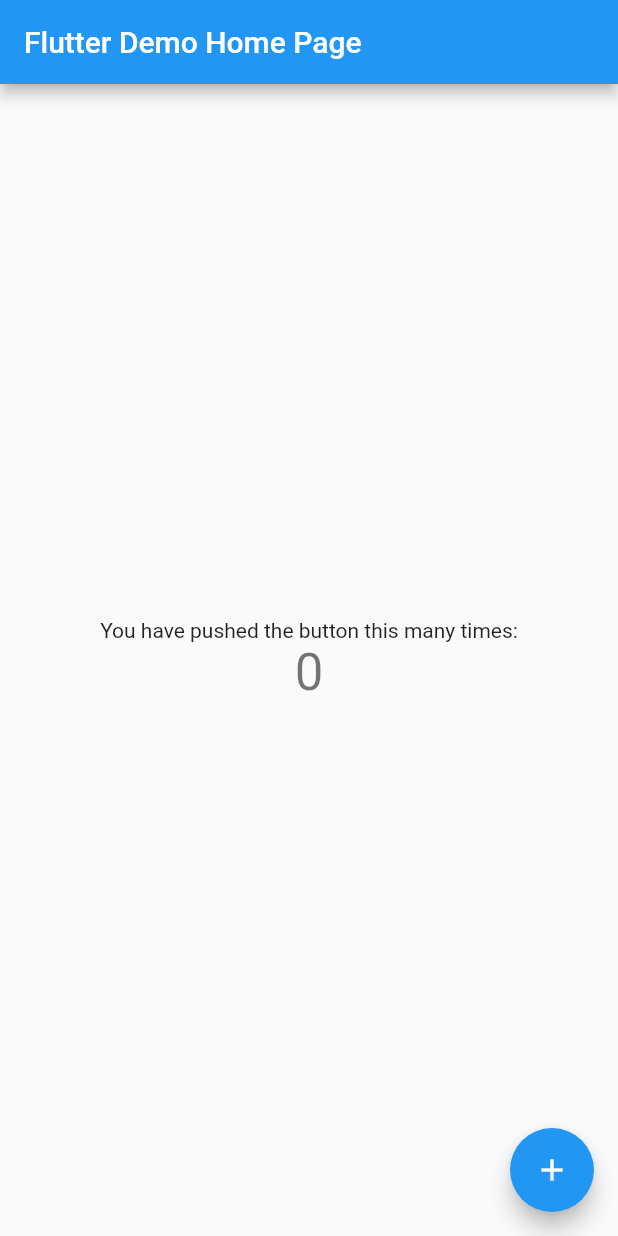
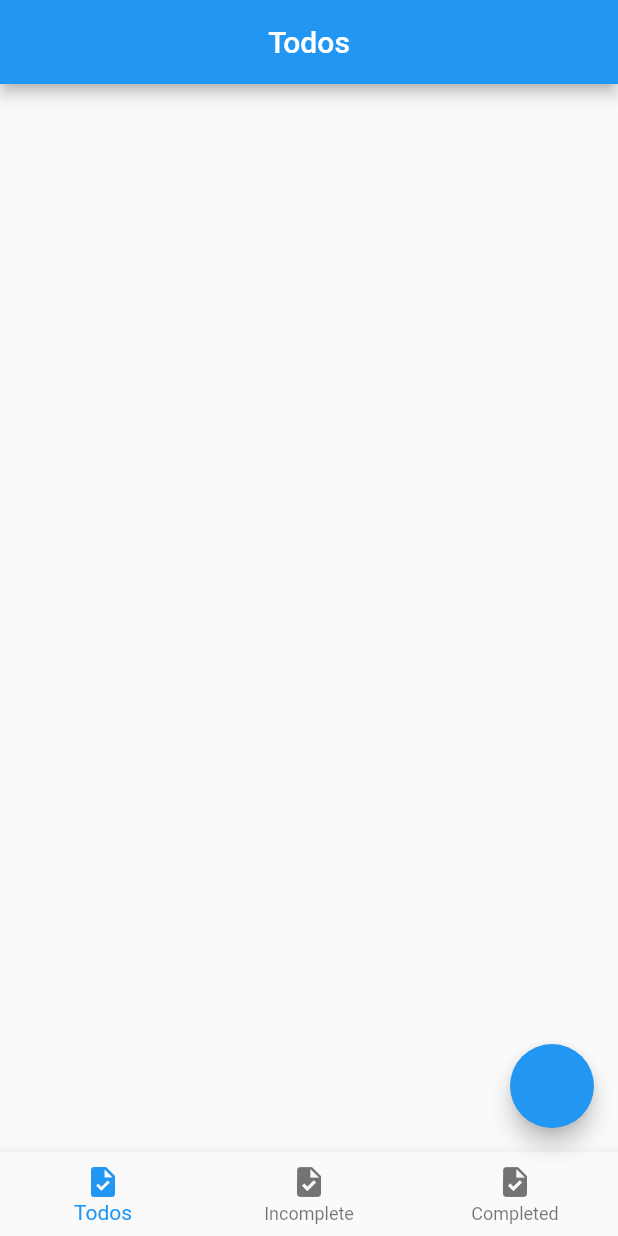
Before and after one commit to meokg456/todo_app, a Flutter app: the screen it shows after launch, on a phone screen of 412 x 824 dp. Run offline on Flutter 3.47's test engine with Material 2 defaults, Android fonts, the phone set to English and light mode, and no system bars; our stand-ins replace built_collection, built_value, flutter_redux, redux.

Commit message:
+ Todo model, Bottom navigation bar, Redux in basic level

```diff
--- /dev/null
+++ b/lib/actions/update_tab_action/update_tab_action.dart
@@ -0,0 +1,7 @@
+import 'package:todo_app/models/app_tab/app_tab.dart';
+
+class UpdateTabAction {
+  final AppTab newTab;
+
+  UpdateTabAction(this.newTab);
+}
--- a/lib/main.dart
+++ b/lib/main.dart
@@ -1,113 +1,32 @@
 import 'package:flutter/material.dart';
+import 'package:flutter_redux/flutter_redux.dart';
+import 'package:redux/redux.dart';
+import 'package:todo_app/models/app_state/app_state.dart';
+import 'package:todo_app/reducers/app_state_reducer.dart';
+import 'package:todo_app/screens/main_screen/main_screen.dart';
 
 void main() {
-  runApp(MyApp());
+  final store = Store<AppState>(appStateReducer, initialState: AppState.loading());
+  runApp(TodoRedux(store));
 }
 
-class MyApp extends StatelessWidget {
-  // This widget is the root of your application.
+class TodoRedux extends StatelessWidget {
+  final Store<AppState> store;
+
+  TodoRedux(this.store); // This widget is the root of your application.
   @override
   Widget build(BuildContext context) {
-    return MaterialApp(
-      title: 'Flutter Demo',
-      theme: ThemeData(
-        // This is the theme of your application.
-        //
-        // Try running your application with "flutter run". You'll see the
-        // application has a blue toolbar. Then, without quitting the app, try
-        // changing the primarySwatch below to Colors.green and then invoke
-        // "hot reload" (press "r" in the console where you ran "flutter run",
-        // or simply save your changes to "hot reload" in a Flutter IDE).
-        // Notice that the counter didn't reset back to zero; the application
-        // is not restarted.
-        primarySwatch: Colors.blue,
+    return StoreProvider(
+      store: store,
+      child: MaterialApp(
+        title: 'Todo Redux',
+        theme: ThemeData(
+          primarySwatch: Colors.blue,
+        ),
+        routes: {
+          "/": (context) => MainScreen(),
+        },
       ),
-      home: MyHomePage(title: 'Flutter Demo Home Page'),
     );
   }
 }
-
-class MyHomePage extends StatefulWidget {
-  MyHomePage({Key? key, required this.title}) : super(key: key);
-
-  // This widget is the home page of your application. It is stateful, meaning
-  // that it has a State object (defined below) that contains fields that affect
-  // how it looks.
-
-  // This class is the configuration for the state. It holds the values (in this
-  // case the title) provided by the parent (in this case the App widget) and
-  // used by the build method of the State. Fields in a Widget subclass are
-  // always marked "final".
-
-  final String title;
-
-  @override
-  _MyHomePageState createState() => _MyHomePageState();
-}
-
-class _MyHomePageState extends State<MyHomePage> {
-  int _counter = 0;
-
-  void _incrementCounter() {
-    setState(() {
-      // This call to setState tells the Flutter framework that something has
-      // changed in this State, which causes it to rerun the build method below
-      // so that the display can reflect the updated values. If we changed
-      // _counter without calling setState(), then the build method would not be
-      // called again, and so nothing would appear to happen.
-      _counter++;
-    });
-  }
-
-  @override
-  Widget build(BuildContext context) {
-    // This method is rerun every time setState is called, for instance as done
-    // by the _incrementCounter method above.
-    //
-    // The Flutter framework has been optimized to make rerunning build methods
-    // fast, so that you can just rebuild anything that needs updating rather
-    // than having to individually change instances of widgets.
-    return Scaffold(
-      appBar: AppBar(
-        // Here we take the value from the MyHomePage object that was created by
-        // the App.build method, and use it to set our appbar title.
-        title: Text(widget.title),
-      ),
-      body: Center(
-        // Center is a layout widget. It takes a single child and positions it
-        // in the middle of the parent.
-        child: Column(
-          // Column is also a layout widget. It takes a list of children and
-          // arranges them vertically. By default, it sizes itself to fit its
-          // children horizontally, and tries to be as tall as its parent.
-          //
-          // Invoke "debug painting" (press "p" in the console, choose the
-          // "Toggle Debug Paint" action from the Flutter Inspector in Android
-          // Studio, or the "Toggle Debug Paint" command in Visual Studio Code)
-          // to see the wireframe for each widget.
-          //
-          // Column has various properties to control how it sizes itself and
-          // how it positions its children. Here we use mainAxisAlignment to
-          // center the children vertically; the main axis here is the vertical
-          // axis because Columns are vertical (the cross axis would be
-          // horizontal).
-          mainAxisAlignment: MainAxisAlignment.center,
-          children: <Widget>[
-            Text(
-              'You have pushed the button this many times:',
-            ),
-            Text(
-              '$_counter',
-              style: Theme.of(context).textTheme.headline4,
-            ),
-          ],
-        ),
-      ),
-      floatingActionButton: FloatingActionButton(
-        onPressed: _incrementCounter,
-        tooltip: 'Increment',
-        child: Icon(Icons.add),
-      ), // This trailing comma makes auto-formatting nicer for build methods.
-    );
-  }
-}
--- /dev/null
+++ b/lib/models/app_state/app_state.dart
@@ -0,0 +1,39 @@
+import 'package:built_collection/built_collection.dart';
+import 'package:flutter/cupertino.dart';
+import 'package:todo_app/models/app_tab/app_tab.dart';
+import 'package:todo_app/models/todo/todo.dart';
+
+class AppState {
+  AppTab activeTab = AppTab.all;
+  BuiltList todos = BuiltList.of([
+    Todo((todo) => todo
+      ..id = 1
+      ..note = "Do exercise"
+      ..isCompleted = false),
+    Todo((todo) => todo
+      ..id = 1
+      ..note = "Eat breakfast"
+      ..isCompleted = false),
+    Todo((todo) => todo
+      ..id = 1
+      ..note = "Go to school"
+      ..isCompleted = false),
+    Todo((todo) => todo
+      ..id = 1
+      ..note = "Have launch"
+      ..isCompleted = false),
+    Todo((todo) => todo
+      ..id = 1
+      ..note = "Play video games"
+      ..isCompleted = false),
+    Todo((todo) => todo
+      ..id = 1
+      ..note = "Have Dinner"
+      ..isCompleted = false)
+  ]);
+  bool isLoading = false;
+
+  AppState({this.activeTab = AppTab.all, this.isLoading = false});
+
+  factory AppState.loading() => AppState(isLoading: true);
+}
--- /dev/null
+++ b/lib/models/app_tab/app_tab.dart
@@ -0,0 +1 @@
+enum AppTab { all, incomplete, completed }
--- /dev/null
+++ b/lib/models/todo/todo.dart
@@ -0,0 +1,14 @@
+import 'package:built_value/built_value.dart';
+
+part 'todo.g.dart';
+
+abstract class Todo implements Built<Todo, TodoBuilder> {
+  Todo._();
+  factory Todo([void Function(TodoBuilder) updates]) = _$Todo;
+
+  int get id;
+
+  String get note;
+
+  bool get isCompleted;
+}
--- /dev/null
+++ b/lib/reducers/app_state_reducer.dart
@@ -0,0 +1,6 @@
+import 'package:todo_app/models/app_state/app_state.dart';
+import 'package:todo_app/reducers/tab_reducer/tab_reducer.dart';
+
+AppState appStateReducer(AppState appState, action) {
+  return AppState(activeTab: tabReducer(appState.activeTab, action));
+}
--- /dev/null
+++ b/lib/reducers/tab_reducer/tab_reducer.dart
@@ -0,0 +1,11 @@
+import 'package:redux/redux.dart';
+import 'package:todo_app/actions/update_tab_action/update_tab_action.dart';
+import 'package:todo_app/models/app_tab/app_tab.dart';
+
+final tabReducer = combineReducers<AppTab>([
+  TypedReducer<AppTab, UpdateTabAction>(_activeTabReducer),
+]);
+
+AppTab _activeTabReducer(AppTab activeTab, UpdateTabAction action) {
+  return action.newTab;
+}
--- /dev/null
+++ b/lib/screens/main_screen/completed_todos_tab/completed_todos_tab.dart
@@ -0,0 +1,15 @@
+import 'package:flutter/material.dart';
+
+class CompletedTodosTab extends StatefulWidget {
+  const CompletedTodosTab({Key? key}) : super(key: key);
+
+  @override
+  _CompletedTodosTabState createState() => _CompletedTodosTabState();
+}
+
+class _CompletedTodosTabState extends State<CompletedTodosTab> {
+  @override
+  Widget build(BuildContext context) {
+    return Container();
+  }
+}
--- /dev/null
+++ b/lib/screens/main_screen/incomplete_todos_tab/incomplete_todos_tab.dart
@@ -0,0 +1,15 @@
+import 'package:flutter/material.dart';
+
+class IncompleteTodosTab extends StatefulWidget {
+  const IncompleteTodosTab({Key? key}) : super(key: key);
+
+  @override
+  _IncompleteTodosTabState createState() => _IncompleteTodosTabState();
+}
+
+class _IncompleteTodosTabState extends State<IncompleteTodosTab> {
+  @override
+  Widget build(BuildContext context) {
+    return Container();
+  }
+}
--- /dev/null
+++ b/lib/screens/main_screen/main_screen.dart
@@ -0,0 +1,57 @@
+import 'package:flutter/material.dart';
+import 'package:flutter_redux/flutter_redux.dart';
+import 'package:redux/redux.dart';
+import 'package:todo_app/actions/update_tab_action/update_tab_action.dart';
+import 'package:todo_app/models/app_state/app_state.dart';
+import 'package:todo_app/models/app_tab/app_tab.dart';
+
+class MainScreen extends StatefulWidget {
+  const MainScreen({Key? key}) : super(key: key);
+
+  @override
+  _MainScreenState createState() => _MainScreenState();
+}
+
+class _MainScreenState extends State<MainScreen> {
+  final tabNames = ["Todos", "Incomplete", "Completed"];
+
+  @override
+  Widget build(BuildContext context) {
+    return Scaffold(
+      appBar: AppBar(
+        title: StoreConnector<AppState, String>(
+          converter: (store) => tabNames[store.state.activeTab.index],
+          builder: (context, tabName) {
+            return Text(tabName);
+          },
+        ),
+        centerTitle: true,
+      ),
+      floatingActionButton: FloatingActionButton(
+        onPressed: () {},
+      ),
+      bottomNavigationBar: StoreConnector<AppState, _BottomNavigationBarViewModel>(
+        converter: (store) => _BottomNavigationBarViewModel.fromStore(store),
+        builder: (context, model) => BottomNavigationBar(
+          currentIndex: model.index,
+          onTap: model.onTabSelected,
+          items: [
+            BottomNavigationBarItem(icon: Icon(Icons.task), label: "Todos"),
+            BottomNavigationBarItem(icon: Icon(Icons.task), label: "Incomplete"),
+            BottomNavigationBarItem(icon: Icon(Icons.task), label: "Completed"),
+          ],
+        ),
+      ),
+    );
+  }
+}
+
+class _BottomNavigationBarViewModel {
+  int index;
+  Function(int) onTabSelected;
+
+  _BottomNavigationBarViewModel(this.index, this.onTabSelected);
+
+  factory _BottomNavigationBarViewModel.fromStore(Store<AppState> store) => _BottomNavigationBarViewModel(
+      store.state.activeTab.index, (index) => store.dispatch(UpdateTabAction(AppTab.values[index])));
+}
--- /dev/null
+++ b/lib/screens/main_screen/todos_tab/todos_tab.dart
@@ -0,0 +1,15 @@
+import 'package:flutter/material.dart';
+
+class TodosTab extends StatefulWidget {
+  const TodosTab({Key? key}) : super(key: key);
+
+  @override
+  _TodoTabState createState() => _TodoTabState();
+}
+
+class _TodoTabState extends State<TodosTab> {
+  @override
+  Widget build(BuildContext context) {
+    return Container();
+  }
+}
```
Also changed, not shown: pubspec.yaml (+7 -1 lines), lib/models/todo/todo.g.dart (added), pubspec.lock, 1 other file.
